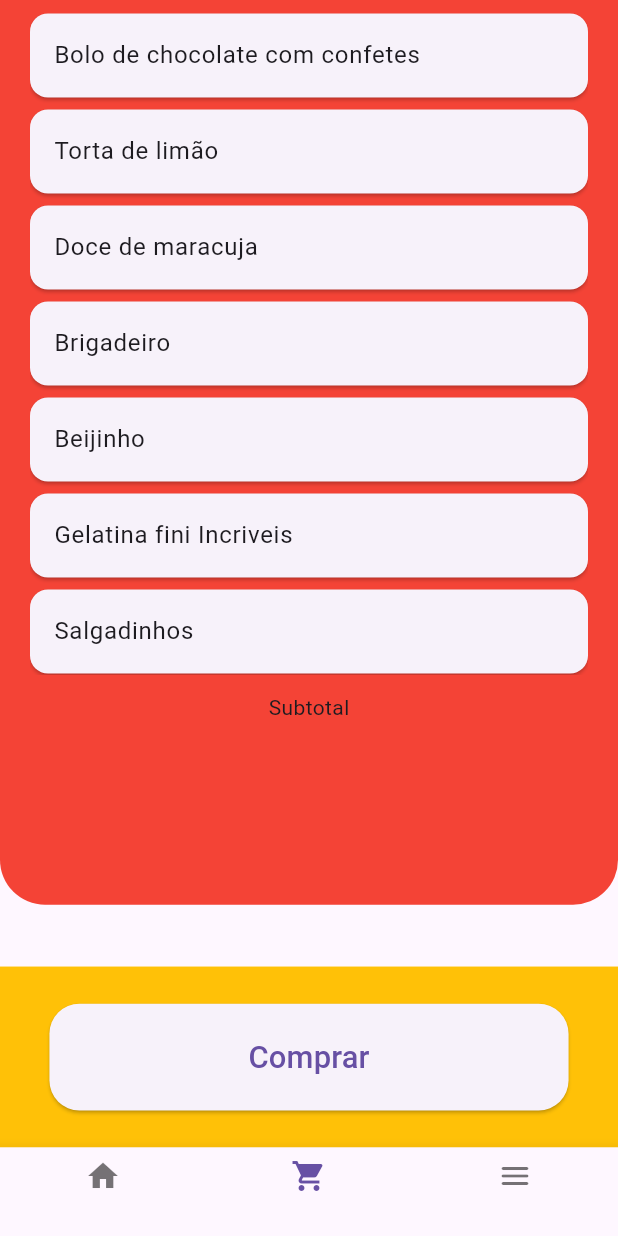
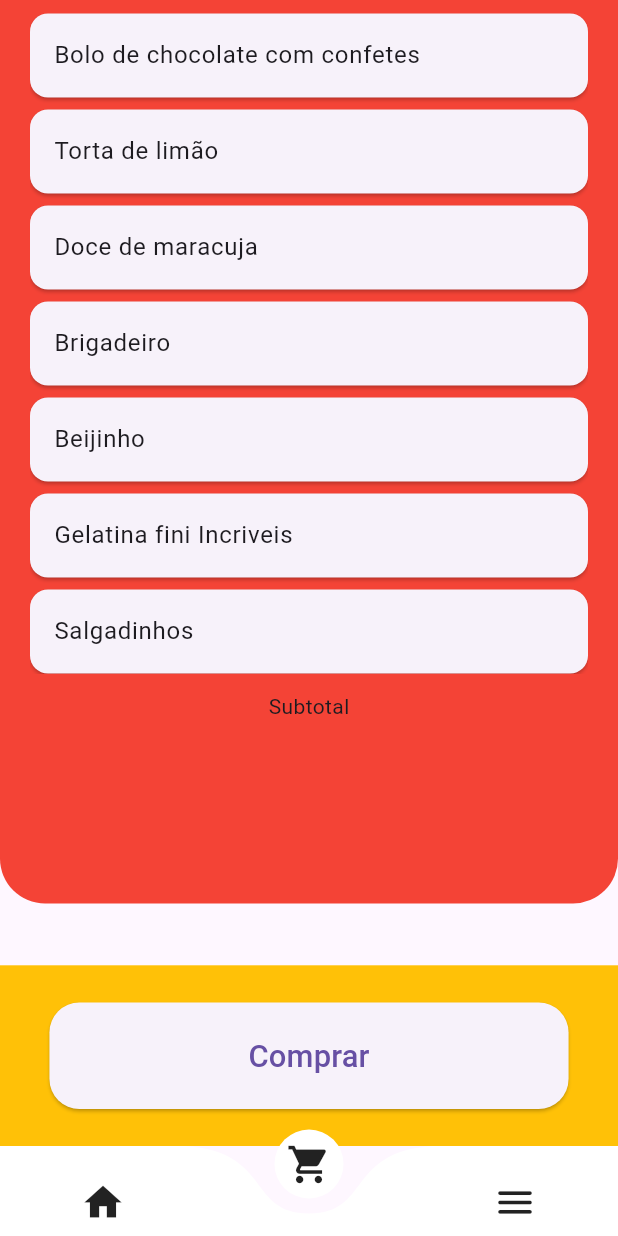
Before and after one commit to Novicks/ConfeitariaApp, a Flutter app: the TelaInicial screen opened directly, item 2 of the bottom bar chosen, on a phone screen of 412 x 824 dp. Run offline on Flutter 3.47's test engine with Material 3 defaults, Android fonts, the phone set to English and light mode, and no system bars; drawn by our look-alikes of curved_navigation_bar; our stand-ins replace sqflite; accounts and stored records are empty; network calls fail.

Commit message:
Adicionado nova navigation bar na tela home e conexão inicial com banco de dados local

```diff
--- a/lib/pages/tela_inicial.dart
+++ b/lib/pages/tela_inicial.dart
@@ -1,6 +1,7 @@
 import 'package:confeitaria_app/pages/tela_incialConta.dart';
 import 'package:confeitaria_app/pages/tela_incialOfertas.dart';
 import 'package:confeitaria_app/pages/tela_inicialCompras.dart';
+import 'package:curved_navigation_bar/curved_navigation_bar.dart';
 import 'package:flutter/cupertino.dart';
 import 'package:flutter/material.dart';
 
@@ -18,22 +19,24 @@ class _TelaInicialState extends State<TelaInicial> {
     TelaIncialCompras(),
     TelaIncialConta()
   ];
+  final items = [
+    Icon(Icons.home, size: 30,),
+    Icon(Icons.shopping_cart, size: 30,),
+    Icon(Icons.menu_rounded, size: 30,)
+  ];
   @override
   Widget build(BuildContext context){
     return Scaffold(
-      bottomNavigationBar: BottomNavigationBar(
-        onTap: (index){
-          setState(() {
-            indexBar = index;
-          });
-        },
-          currentIndex: indexBar,
-          items: const[
-        BottomNavigationBarItem(icon: Icon(Icons.home), label: ''),
-        BottomNavigationBarItem(icon: Icon(Icons.shopping_cart), label: ''),
-        BottomNavigationBarItem(icon: Icon(Icons.menu_rounded), label: ''),
-      ]),
-      body: listadePaginas[indexBar]
+      body: listadePaginas[indexBar],
+      bottomNavigationBar: CurvedNavigationBar(
+        backgroundColor: Colors.transparent,
+        height: 60,
+        index: indexBar,
+        items: items,
+        onTap: (index) => setState(() {
+          this.indexBar = index;
+        }),
+      )
     );
   }
 }
--- a/lib/pages/tela_login.dart
+++ b/lib/pages/tela_login.dart
@@ -30,7 +30,7 @@ class TelaLogin extends StatelessWidget {
               ),
               SizedBox(height: 20),
               ElevatedButton(onPressed: () async {
-                final sucesso = await ClienteDAO.autenticar(ClienteController.text, senhaController.text);
+               /* final sucesso = await ClienteDAO.autenticar(ClienteController.text, senhaController.text);
                 if (sucesso) {
                   Navigator.push(context,
                       MaterialPageRoute(builder: (context) => TelaIncialOferta())
@@ -39,7 +39,7 @@ class TelaLogin extends StatelessWidget {
                   ScaffoldMessenger.of(context).showSnackBar(
                       SnackBar(content: Text("Email ou senha inválidos!!"))
                   );
-                }
+                }*/
               },child: const Text('logar')),
         ])
       ));
--- a/pubspec.yaml
+++ b/pubspec.yaml
@@ -30,6 +30,10 @@ environment:
 dependencies:
   flutter:
     sdk: flutter
+  sqflite: ^2.4.2
+  path_provider: ^2.1.5
+  path: ^1.9.1
+  curved_navigation_bar: ^1.0.1
 
   flutter_native_splash: ^2.4.7
   flutter_launcher_icons: ^0.14.4
@@ -74,6 +78,7 @@ flutter:
 
   assets:
       # Certifique-se de que sua imagem está listada aqui
+      - assets/bancoApp.db
       - assets/logo.png
       - assets/splash_background.png
       - assets/logo.splash.png
```
Also changed, not shown: lib/db/databaseHelper.dart (+25 -0 lines), pubspec.lock.
